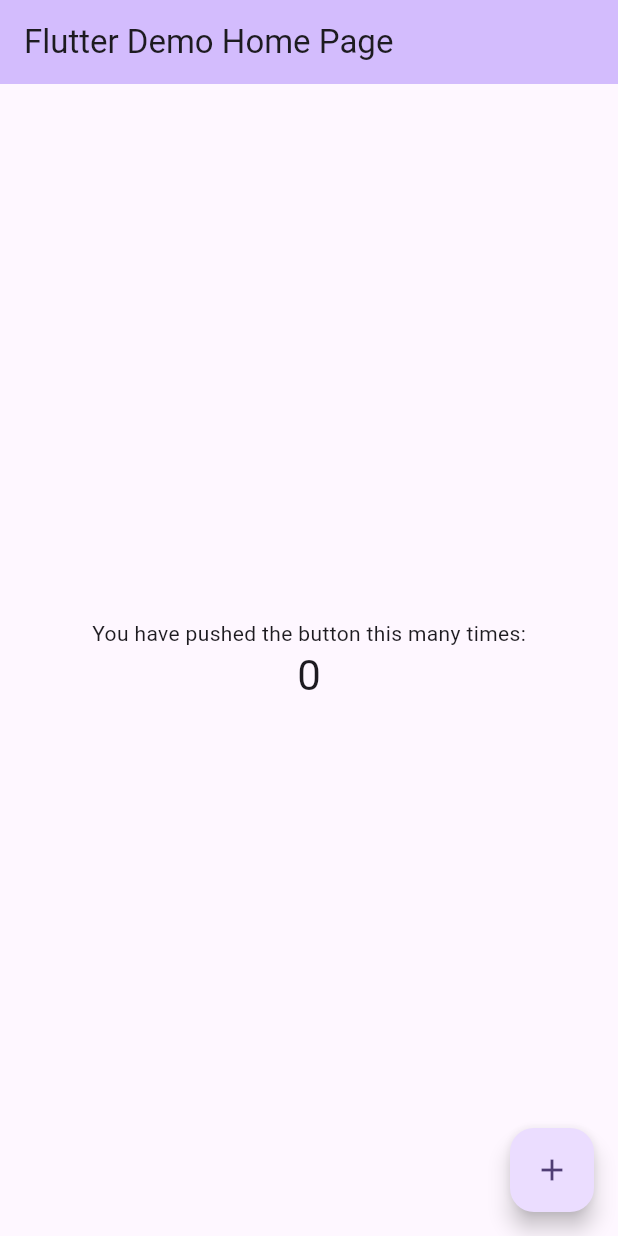
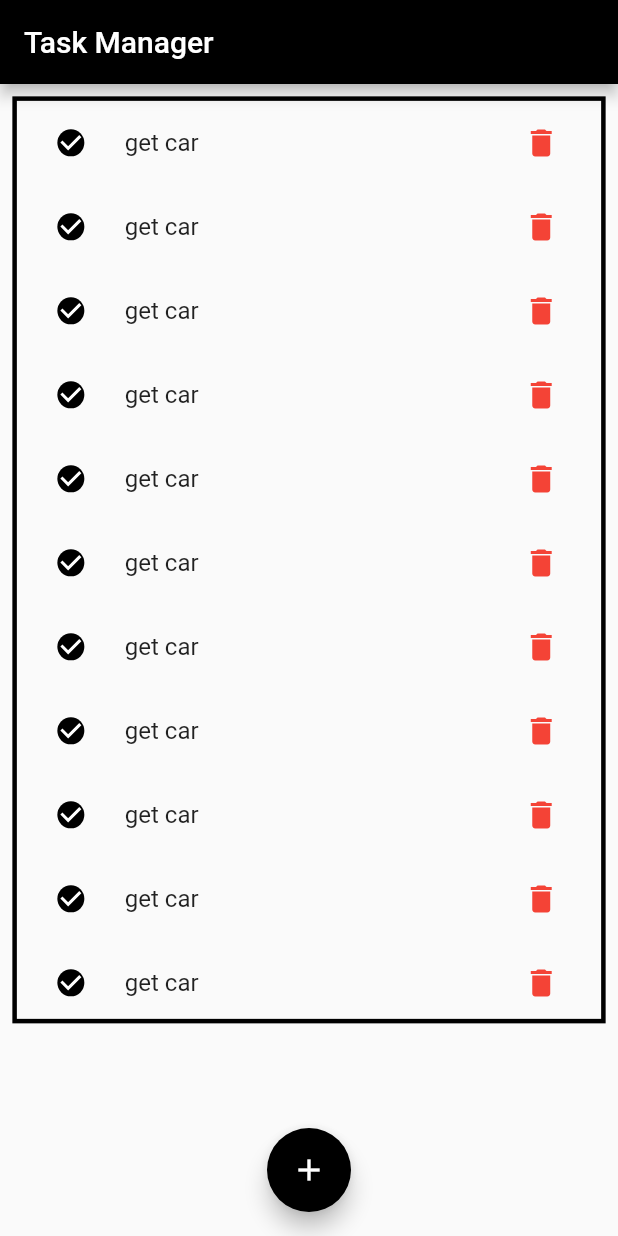
Before and after one commit to himel01/btl-task, a Flutter app: the screen it shows after launch, on a phone screen of 412 x 824 dp. Run offline on Flutter 3.47's test engine with Material 2 defaults, Android fonts, the phone set to English and light mode, and no system bars.

Commit message:
ui skeleton ready

```diff
--- a/lib/main.dart
+++ b/lib/main.dart
@@ -1,4 +1,5 @@
 import 'package:flutter/material.dart';
+import 'package:task_manager/ui/home/home_page.dart';
 
 void main() {
   runApp(const MyApp());
@@ -7,119 +8,15 @@ void main() {
 class MyApp extends StatelessWidget {
   const MyApp({super.key});
 
-  // This widget is the root of your application.
   @override
   Widget build(BuildContext context) {
     return MaterialApp(
-      title: 'Flutter Demo',
+      title: 'Task Manager',
       theme: ThemeData(
-        // This is the theme of your application.
-        //
-        // TRY THIS: Try running your application with "flutter run". You'll see
-        // the application has a blue toolbar. Then, without quitting the app,
-        // try changing the seedColor in the colorScheme below to Colors.green
-        // and then invoke "hot reload" (save your changes or press the "hot
-        // reload" button in a Flutter-supported IDE, or press "r" if you used
-        // the command line to start the app).
-        //
-        // Notice that the counter didn't reset back to zero; the application
-        // state is not lost during the reload. To reset the state, use hot
-        // restart instead.
-        //
-        // This works for code too, not just values: Most code changes can be
-        // tested with just a hot reload.
-        colorScheme: ColorScheme.fromSeed(seedColor: Colors.deepPurple),
-        useMaterial3: true,
+        primarySwatch: Colors.blue,
       ),
-      home: const MyHomePage(title: 'Flutter Demo Home Page'),
+      debugShowCheckedModeBanner: false,
+      home: const HomePage(),
     );
   }
 }
-
-class MyHomePage extends StatefulWidget {
-  const MyHomePage({super.key, required this.title});
-
-  // This widget is the home page of your application. It is stateful, meaning
-  // that it has a State object (defined below) that contains fields that affect
-  // how it looks.
-
-  // This class is the configuration for the state. It holds the values (in this
-  // case the title) provided by the parent (in this case the App widget) and
-  // used by the build method of the State. Fields in a Widget subclass are
-  // always marked "final".
-
-  final String title;
-
-  @override
-  State<MyHomePage> createState() => _MyHomePageState();
-}
-
-class _MyHomePageState extends State<MyHomePage> {
-  int _counter = 0;
-
-  void _incrementCounter() {
-    setState(() {
-      // This call to setState tells the Flutter framework that something has
-      // changed in this State, which causes it to rerun the build method below
-      // so that the display can reflect the updated values. If we changed
-      // _counter without calling setState(), then the build method would not be
-      // called again, and so nothing would appear to happen.
-      _counter++;
-    });
-  }
-
-  @override
-  Widget build(BuildContext context) {
-    // This method is rerun every time setState is called, for instance as done
-    // by the _incrementCounter method above.
-    //
-    // The Flutter framework has been optimized to make rerunning build methods
-    // fast, so that you can just rebuild anything that needs updating rather
-    // than having to individually change instances of widgets.
-    return Scaffold(
-      appBar: AppBar(
-        // TRY THIS: Try changing the color here to a specific color (to
-        // Colors.amber, perhaps?) and trigger a hot reload to see the AppBar
-        // change color while the other colors stay the same.
-        backgroundColor: Theme.of(context).colorScheme.inversePrimary,
-        // Here we take the value from the MyHomePage object that was created by
-        // the App.build method, and use it to set our appbar title.
-        title: Text(widget.title),
-      ),
-      body: Center(
-        // Center is a layout widget. It takes a single child and positions it
-        // in the middle of the parent.
-        child: Column(
-          // Column is also a layout widget. It takes a list of children and
-          // arranges them vertically. By default, it sizes itself to fit its
-          // children horizontally, and tries to be as tall as its parent.
-          //
-          // Column has various properties to control how it sizes itself and
-          // how it positions its children. Here we use mainAxisAlignment to
-          // center the children vertically; the main axis here is the vertical
-          // axis because Columns are vertical (the cross axis would be
-          // horizontal).
-          //
-          // TRY THIS: Invoke "debug painting" (choose the "Toggle Debug Paint"
-          // action in the IDE, or press "p" in the console), to see the
-          // wireframe for each widget.
-          mainAxisAlignment: MainAxisAlignment.center,
-          children: <Widget>[
-            const Text(
-              'You have pushed the button this many times:',
-            ),
-            Text(
-              '$_counter',
-              style: Theme.of(context).textTheme.headlineMedium,
-            ),
-          ],
-        ),
-      ),
-      floatingActionButton: FloatingActionButton(
-        onPressed: _incrementCounter,
-        tooltip: 'Increment',
-        child: const Icon(Icons.add),
-      ), // This trailing comma makes auto-formatting nicer for build methods.
-    );
-  }
-}
--- /dev/null
+++ b/lib/ui/home/home_page.dart
@@ -0,0 +1,75 @@
+import 'package:flutter/material.dart';
+import 'package:provider/provider.dart';
+
+import 'home_page_provider.dart';
+
+class HomePage extends StatefulWidget {
+  const HomePage({Key? key}) : super(key: key);
+
+  @override
+  State<HomePage> createState() => _HomePageState();
+}
+
+class _HomePageState extends State<HomePage> {
+  @override
+  Widget build(BuildContext context) {
+    return ChangeNotifierProvider(
+      create: (context) => HomeProvider(context),
+      child: Consumer<HomeProvider>(
+        builder: (context, provider, _) {
+          var h = MediaQuery.of(context).size.height;
+          var w = MediaQuery.of(context).size.width;
+          return Scaffold(
+            appBar: AppBar(
+              title: Text("Task Manager"),
+              backgroundColor: Colors.black,
+            ),
+            body: Container(
+              height: double.infinity,
+              width: double.infinity,
+              margin: EdgeInsets.all(w * 0.02),
+              child: Column(
+                crossAxisAlignment: CrossAxisAlignment.start,
+                children: [
+                  Container(
+                    height: h * 0.75,
+                    width: w,
+                    decoration: BoxDecoration(
+                        border: Border.all(color: Colors.black, width: 3.0)),
+                    child: ListView.builder(
+                      itemBuilder: (context, index) {
+                        return CheckboxListTile(
+                          value: true,
+                          onChanged: (value) {},
+                          activeColor: Colors.black,
+                          title: Text("get car"),
+                          controlAffinity: ListTileControlAffinity.leading,
+                          checkboxShape: RoundedRectangleBorder(
+                            borderRadius: BorderRadius.circular(20),
+                          ),
+                          secondary: IconButton(
+                              icon: Icon(Icons.delete),
+                              onPressed: () {},
+                              color: Colors.red),
+                        );
+                      },
+                      scrollDirection: Axis.vertical,
+                      itemCount: 20,
+                    ),
+                  ),
+
+                ],
+              ),
+            ),
+            floatingActionButton: FloatingActionButton(
+              onPressed: (){},
+              child: Icon(Icons.add),
+              backgroundColor: Colors.black,
+            ),
+            floatingActionButtonLocation: FloatingActionButtonLocation.centerFloat,
+          );
+        },
+      ),
+    );
+  }
+}
--- /dev/null
+++ b/lib/ui/home/home_page_provider.dart
@@ -0,0 +1,7 @@
+import 'package:flutter/material.dart';
+
+class HomeProvider extends ChangeNotifier{
+  HomeProvider(BuildContext context) {
+
+  }
+}
--- a/pubspec.yaml
+++ b/pubspec.yaml
@@ -35,6 +35,10 @@ dependencies:
   # The following adds the Cupertino Icons font to your application.
   # Use with the CupertinoIcons class for iOS style icons.
   cupertino_icons: ^1.0.2
+  http: ^1.0.0
+  provider: ^6.0.5
+  sqflite: ^2.2.8+4
+  path: ^1.8.3
 
 dev_dependencies:
   flutter_test:
```
Also changed, not shown: pubspec.lock.
